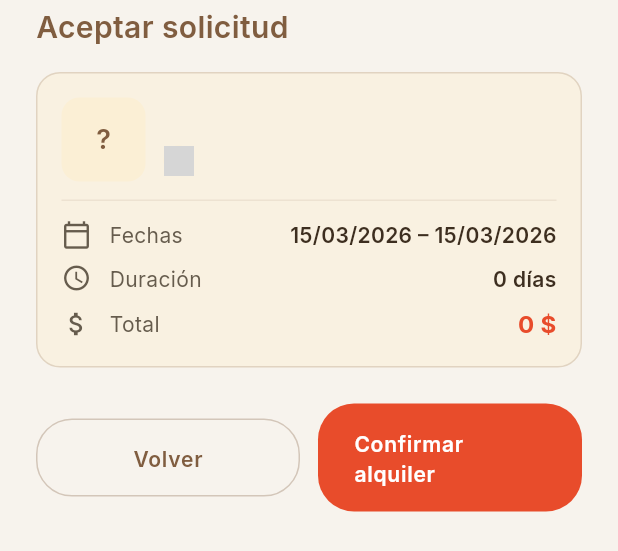
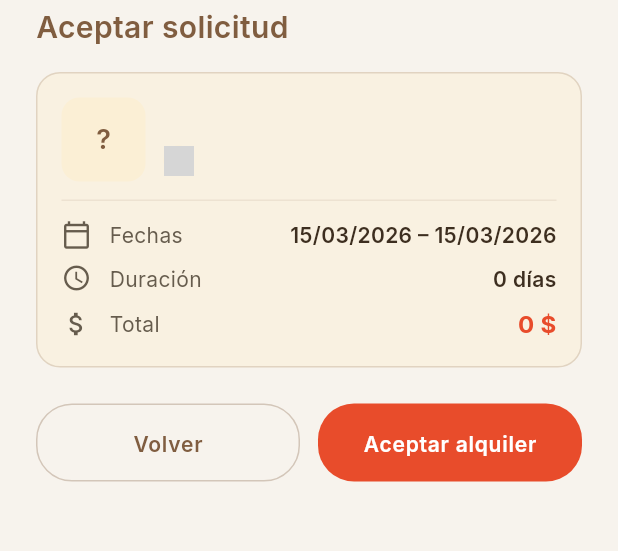
Before and after one commit to francoribarov/demo-th, a Flutter app: the AcceptRequestConfirmationSheet widget shown alone on an empty page, opened directly with empty values, on a phone screen of 412 x 824 dp. Shown: the top 551 px of the screen. Run offline on Flutter 3.47's test engine with Material 3 defaults, Android fonts, the phone set to English and light mode, and no system bars; our stand-ins replace bloc, cached_network_image, dartz, dio, flutter_bloc, freezed_annotation and 7 more; missing offline and left inert: encrypt, pointycastle; accounts and stored records are empty; generated files the repository leaves out were written again; network calls fail; project files that could hold a hidden picture were left out; grey boxes are pictures that could not be loaded.

Commit message:
fix: address critique, audit, and delight findings
Bug fixes (Critical):
- Safe initial helpers for empty username/title (prevent crash)
- Scrollable sheet body via SingleChildScrollView + ConstrainedBox
  for 3+ overlapping requests
- BLoC firstWhere with orElse fallback (race condition safety)

Design improvements:
- AnimatedSwitcher on card status transitions (pending → accepted)
- Warmer empty state: cream circle icon, friendlier copy
  ('Cuando alguien quiera alquilar uno de tus juegos...')
- Consistent CTA: 'Aceptar alquiler' (no overlaps) vs
  'Aceptar y rechazar N' (with overlaps) — matches card 'Aceptar'
- Softer overlap warning: gameGold tones instead of harsh yellow,
  info icon instead of warning triangle
- Warmer reject dialog copy using voseo
- ValueKey on ListView items for efficient reconciliation
- Username overflow protection (maxLines + ellipsis)

Delight:
- FeedbackMessenger: leading icon for success/error/warning snackbars
- Success snackbar uses gameSage (brand green) instead of generic green
- Card status changes animate smoothly via AnimatedSwitcher

Co-authored-by: Franco Ribarov <francoribarov@users.noreply.github.com>

```diff
--- a/lib/presentation/widgets/templates/my_publications/accept_request_confirmation_sheet.dart
+++ b/lib/presentation/widgets/templates/my_publications/accept_request_confirmation_sheet.dart
@@ -12,7 +12,8 @@ import 'package:mobile_table_hopping/presentation/widgets/molecules/common/label
 /// Bottom sheet confirming rental request acceptance.
 /// When overlapping requests exist, warns the publisher
 /// that they will be auto-rejected.
-class AcceptRequestConfirmationSheet extends StatelessWidget {
+class AcceptRequestConfirmationSheet
+    extends StatelessWidget {
   const AcceptRequestConfirmationSheet({
     required this.request,
     required this.overlappingRequests,
@@ -22,18 +23,21 @@ class AcceptRequestConfirmationSheet extends StatelessWidget {
   final RentalRequest request;
   final List<RentalRequest> overlappingRequests;
 
-  static final _dateFormat = DateFormat('dd/MM/yyyy');
+  static final _dateFormat =
+      DateFormat('dd/MM/yyyy');
 
   static Future<bool> show({
     required BuildContext context,
     required RentalRequest request,
     required List<RentalRequest> overlappingRequests,
   }) async {
-    final result = await showModalBottomSheet<bool>(
+    final result =
+        await showModalBottomSheet<bool>(
       context: context,
       isScrollControlled: true,
       useRootNavigator: true,
-      builder: (_) => AcceptRequestConfirmationSheet(
+      builder: (_) =>
+          AcceptRequestConfirmationSheet(
         request: request,
         overlappingRequests: overlappingRequests,
       ),
@@ -43,11 +47,18 @@ class AcceptRequestConfirmationSheet extends StatelessWidget {
 
   @override
   Widget build(BuildContext context) {
-    final hasOverlaps = overlappingRequests.isNotEmpty;
-    final duration =
-        request.endDate.difference(request.startDate).inDays;
+    final hasOverlaps =
+        overlappingRequests.isNotEmpty;
+    final duration = request.endDate
+        .difference(request.startDate)
+        .inDays;
 
     return SafeArea(
+      child: ConstrainedBox(
+        constraints: BoxConstraints(
+          maxHeight:
+              MediaQuery.sizeOf(context).height * 0.85,
+        ),
         child: Padding(
           padding: const EdgeInsets.fromLTRB(
             AppTheme.spacing2xl,
@@ -57,35 +68,54 @@ class AcceptRequestConfirmationSheet extends StatelessWidget {
           ),
           child: Column(
             mainAxisSize: MainAxisSize.min,
-          crossAxisAlignment: CrossAxisAlignment.start,
+            crossAxisAlignment:
+                CrossAxisAlignment.start,
             children: [
               Text(
                 'Aceptar solicitud',
-              style: AppTypography.headlineMedium,
+                style:
+                    AppTypography.headlineMedium,
               ),
-            const SizedBox(height: AppTheme.spacingLg),
-
+              const SizedBox(
+                height: AppTheme.spacingLg,
+              ),
+              Flexible(
+                child: SingleChildScrollView(
+                  child: Column(
+                    crossAxisAlignment:
+                        CrossAxisAlignment.start,
+                    mainAxisSize: MainAxisSize.min,
+                    children: [
                       _RequestSummary(
                         request: request,
                         dateFormat: _dateFormat,
                         duration: duration,
                       ),
-
                       if (hasOverlaps) ...[
-              const SizedBox(height: AppTheme.spacingLg),
+                        const SizedBox(
+                          height:
+                              AppTheme.spacingLg,
+                        ),
                         _OverlapWarning(
-                overlappingRequests: overlappingRequests,
+                          overlappingRequests:
+                              overlappingRequests,
                           dateFormat: _dateFormat,
                         ),
                       ],
-
-            const SizedBox(height: AppTheme.spacing2xl),
-
+                    ],
+                  ),
+                ),
+              ),
+              const SizedBox(
+                height: AppTheme.spacing2xl,
+              ),
               _ActionButtons(
                 hasOverlaps: hasOverlaps,
-              overlappingCount: overlappingRequests.length,
+                overlappingCount:
+                    overlappingRequests.length,
               ),
             ],
+          ),
         ),
       ),
     );
@@ -105,28 +135,35 @@ class _RequestSummary extends StatelessWidget {
 
   @override
   Widget build(BuildContext context) {
-    final hasImage = request.game.images.isNotEmpty;
+    final hasImage =
+        request.game.images.isNotEmpty;
 
     return SurfaceCard(
       variant: SurfaceCardVariant.subtle,
-      padding: const EdgeInsets.all(AppTheme.spacingLg),
-      borderRadius:
-          BorderRadius.circular(AppTheme.radiusLg),
+      padding: const EdgeInsets.all(
+        AppTheme.spacingLg,
+      ),
+      borderRadius: BorderRadius.circular(
+        AppTheme.radiusLg,
+      ),
       child: Column(
         children: [
           Row(
             children: [
               if (hasImage)
                 ClipRRect(
-                  borderRadius: BorderRadius.circular(
+                  borderRadius:
+                      BorderRadius.circular(
                     AppTheme.radiusMd,
                   ),
                   child: CachedNetworkImage(
-                    imageUrl: request.game.images.first,
+                    imageUrl:
+                        request.game.images.first,
                     width: 56,
                     height: 56,
                     fit: BoxFit.cover,
-                    errorWidget: (_, __, ___) =>
+                    errorWidget:
+                        (_, __, ___) =>
                             _GamePlaceholder(
                       title: request.game.title,
                     ),
@@ -136,7 +173,9 @@ class _RequestSummary extends StatelessWidget {
                 _GamePlaceholder(
                   title: request.game.title,
                 ),
-              const SizedBox(width: AppTheme.spacingMd),
+              const SizedBox(
+                width: AppTheme.spacingMd,
+              ),
               Expanded(
                 child: Column(
                   crossAxisAlignment:
@@ -144,7 +183,11 @@ class _RequestSummary extends StatelessWidget {
                   children: [
                     Text(
                       request.game.title,
-                      style: AppTypography.titleMedium,
+                      style:
+                          AppTypography.titleMedium,
+                      maxLines: 2,
+                      overflow:
+                          TextOverflow.ellipsis,
                     ),
                     const SizedBox(
                       height: AppTheme.spacingXs,
@@ -160,8 +203,7 @@ class _RequestSummary extends StatelessWidget {
                                       .imageUrl !=
                                   null
                               ? NetworkImage(
-                                  request
-                                      .requester
+                                  request.requester
                                       .imageUrl!,
                                 )
                               : null,
@@ -170,10 +212,13 @@ class _RequestSummary extends StatelessWidget {
                                       .imageUrl ==
                                   null
                               ? Text(
-                                  request.requester
-                                      .username[0]
-                                      .toUpperCase(),
-                                  style: AppTypography
+                                  _safeInitial(
+                                    request
+                                        .requester
+                                        .username,
+                                  ),
+                                  style:
+                                      AppTypography
                                           .labelSmall
                                           .copyWith(
                                     color: AppColors
@@ -184,14 +229,23 @@ class _RequestSummary extends StatelessWidget {
                               : null,
                         ),
                         const SizedBox(
-                          width: AppTheme.spacingXs,
+                          width:
+                              AppTheme.spacingXs,
                         ),
-                        Text(
-                          request.requester.username,
-                          style: AppTypography.bodySmall
+                        Flexible(
+                          child: Text(
+                            request
+                                .requester
+                                .username,
+                            style: AppTypography
+                                .bodySmall
                                 .copyWith(
-                            color:
-                                AppColors.textTertiary,
+                              color: AppColors
+                                  .textTertiary,
+                            ),
+                            maxLines: 1,
+                            overflow: TextOverflow
+                                .ellipsis,
                           ),
                         ),
                       ],
@@ -201,28 +255,37 @@ class _RequestSummary extends StatelessWidget {
               ),
             ],
           ),
-          const SizedBox(height: AppTheme.spacingMd),
+          const SizedBox(
+            height: AppTheme.spacingMd,
+          ),
           Divider(
             height: 1,
             color: AppColors.gameBrown
                 .withOpacityValue(0.1),
           ),
-          const SizedBox(height: AppTheme.spacingMd),
+          const SizedBox(
+            height: AppTheme.spacingMd,
+          ),
           LabelValueRow(
-            leadingIcon: Icons.calendar_today_outlined,
+            leadingIcon:
+                Icons.calendar_today_outlined,
             label: 'Fechas',
             value:
                 '${dateFormat.format(request.startDate)}'
                 ' – '
                 '${dateFormat.format(request.endDate)}',
           ),
-          const SizedBox(height: AppTheme.spacingSm),
+          const SizedBox(
+            height: AppTheme.spacingSm,
+          ),
           LabelValueRow(
             leadingIcon: Icons.schedule_outlined,
             label: 'Duración',
             value: '$duration días',
           ),
-          const SizedBox(height: AppTheme.spacingSm),
+          const SizedBox(
+            height: AppTheme.spacingSm,
+          ),
           LabelValueRow(
             leadingIcon:
                 Icons.attach_money_outlined,
@@ -255,14 +318,13 @@ class _GamePlaceholder extends StatelessWidget {
       height: 56,
       decoration: BoxDecoration(
         color: AppColors.gameCream,
-        borderRadius:
-            BorderRadius.circular(AppTheme.radiusMd),
+        borderRadius: BorderRadius.circular(
+          AppTheme.radiusMd,
+        ),
       ),
       alignment: Alignment.center,
       child: Text(
-        title.isNotEmpty
-            ? title[0].toUpperCase()
-            : '?',
+        _safeInitial(title),
         style: AppTypography.titleLarge.copyWith(
           color: AppColors.gameBrown,
         ),
@@ -291,26 +353,31 @@ class _OverlapWarning extends StatelessWidget {
         : 'serán rechazadas';
 
     return Container(
-      padding: const EdgeInsets.all(AppTheme.spacingLg),
+      padding: const EdgeInsets.all(
+        AppTheme.spacingLg,
+      ),
       decoration: BoxDecoration(
-        color: AppColors.warning.withOpacityValue(0.08),
-        borderRadius:
-            BorderRadius.circular(AppTheme.radiusLg),
+        color: AppColors.gameGold
+            .withOpacityValue(0.08),
+        borderRadius: BorderRadius.circular(
+          AppTheme.radiusLg,
+        ),
         border: Border.all(
-          color:
-              AppColors.warning.withOpacityValue(0.3),
+          color: AppColors.gameGold
+              .withOpacityValue(0.3),
         ),
       ),
       child: Column(
-        crossAxisAlignment: CrossAxisAlignment.start,
+        crossAxisAlignment:
+            CrossAxisAlignment.start,
         children: [
           Row(
             crossAxisAlignment:
                 CrossAxisAlignment.start,
             children: [
               Icon(
-                Icons.warning_amber_rounded,
-                color: AppColors.warning,
+                Icons.info_outline_rounded,
+                color: AppColors.gameBrown,
                 size: 20,
               ),
               const SizedBox(
@@ -318,11 +385,11 @@ class _OverlapWarning extends StatelessWidget {
               ),
               Expanded(
                 child: Text(
-                  '$count $noun con fechas '
-                  'superpuestas $verb '
-                  'automáticamente:',
-                  style:
-                      AppTypography.bodyMedium.copyWith(
+                  'Al aceptar, $count $noun '
+                  'con fechas superpuestas '
+                  '$verb automáticamente:',
+                  style: AppTypography.bodyMedium
+                      .copyWith(
                     color: AppColors.gameBrown,
                     fontWeight: FontWeight.w600,
                   ),
@@ -330,7 +397,9 @@ class _OverlapWarning extends StatelessWidget {
               ),
             ],
           ),
-          const SizedBox(height: AppTheme.spacingMd),
+          const SizedBox(
+            height: AppTheme.spacingMd,
+          ),
           ...overlappingRequests.map(
             (r) => Padding(
               padding: const EdgeInsets.only(
@@ -366,11 +435,12 @@ class _OverlapRequestTile extends StatelessWidget {
       ),
       decoration: BoxDecoration(
         color: AppColors.card,
-        borderRadius:
-            BorderRadius.circular(AppTheme.radiusSm),
+        borderRadius: BorderRadius.circular(
+          AppTheme.radiusSm,
+        ),
         border: Border.all(
-          color:
-              AppColors.warning.withOpacityValue(0.2),
+          color: AppColors.gameBrown
+              .withOpacityValue(0.1),
         ),
       ),
       child: Row(
@@ -381,22 +451,30 @@ class _OverlapRequestTile extends StatelessWidget {
             backgroundImage:
                 request.requester.imageUrl != null
                     ? NetworkImage(
-                        request.requester.imageUrl!,
+                        request
+                            .requester.imageUrl!,
                       )
                     : null,
-            child: request.requester.imageUrl == null
+            child:
+                request.requester.imageUrl == null
                     ? Text(
-                    request.requester.username[0]
-                        .toUpperCase(),
-                    style: AppTypography.labelSmall
+                        _safeInitial(
+                          request
+                              .requester.username,
+                        ),
+                        style: AppTypography
+                            .labelSmall
                             .copyWith(
-                      color: AppColors.gameBrown,
+                          color:
+                              AppColors.gameBrown,
                           fontSize: 10,
                         ),
                       )
                     : null,
           ),
-          const SizedBox(width: AppTheme.spacingSm),
+          const SizedBox(
+            width: AppTheme.spacingSm,
+          ),
           Expanded(
             child: Column(
               crossAxisAlignment:
@@ -404,14 +482,18 @@ class _OverlapRequestTile extends StatelessWidget {
               children: [
                 Text(
                   request.requester.username,
-                  style: AppTypography.labelMedium,
+                  style:
+                      AppTypography.labelMedium,
+                  maxLines: 1,
+                  overflow:
+                      TextOverflow.ellipsis,
                 ),
                 Text(
                   '${dateFormat.format(request.startDate)}'
                   ' – '
                   '${dateFormat.format(request.endDate)}',
-                  style:
-                      AppTypography.bodySmall.copyWith(
+                  style: AppTypography.bodySmall
+                      .copyWith(
                     color: AppColors.textMuted,
                   ),
                 ),
@@ -422,7 +504,8 @@ class _OverlapRequestTile extends StatelessWidget {
             CurrencyFormatter.formatUYU(
               request.totalPrice,
             ),
-            style: AppTypography.labelMedium.copyWith(
+            style:
+                AppTypography.labelMedium.copyWith(
               color: AppColors.textSecondary,
             ),
           ),
@@ -452,7 +535,9 @@ class _ActionButtons extends StatelessWidget {
             label: 'Volver',
           ),
         ),
-        const SizedBox(width: AppTheme.spacingMd),
+        const SizedBox(
+          width: AppTheme.spacingMd,
+        ),
         Expanded(
           flex: hasOverlaps ? 2 : 1,
           child: AppPrimaryButton(
@@ -461,10 +546,15 @@ class _ActionButtons extends StatelessWidget {
             label: hasOverlaps
                 ? 'Aceptar y rechazar '
                     '$overlappingCount'
-                : 'Confirmar alquiler',
+                : 'Aceptar alquiler',
           ),
         ),
       ],
     );
   }
 }
+
+String _safeInitial(String text) {
+  if (text.isEmpty) return '?';
+  return text[0].toUpperCase();
+}
```
Also changed, not shown: lib/presentation/blocs/my_publications/rental_requests/rental_requests_bloc.dart (+6 -3 lines), lib/presentation/widgets/molecules/my_publications/rental_request_card.dart (+161 -61 lines), lib/presentation/widgets/templates/common/feedback_messenger.dart (+33 -5 lines), lib/presentation/widgets/templates/my_publications/rental_requests_view.dart (+79 -28 lines), 1 other file. Lines whose indentation alone changed are shown as unchanged.
